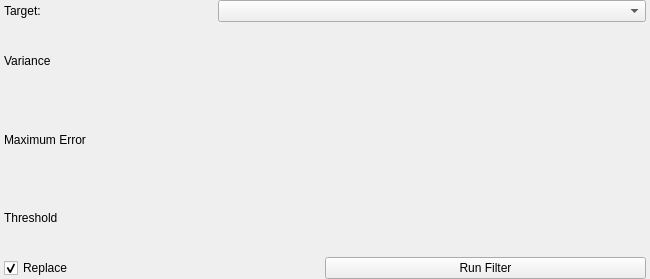
Qt form src/Interface/ToolInterface/CannyEdgeDetectionFilterInterface.ui (SCIInstitute/Seg3D) before a commit.
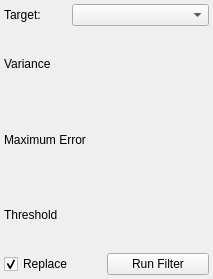
The same form after that commit.

Diff of the .ui file:
```diff
--- a/src/Interface/ToolInterface/CannyEdgeDetectionFilterInterface.ui
+++ b/src/Interface/ToolInterface/CannyEdgeDetectionFilterInterface.ui
@@ -6,7 +6,7 @@
    <rect>
     <x>0</x>
     <y>0</y>
-    <width>650</width>
+    <width>213</width>
     <height>279</height>
    </rect>
   </property>
@@ -41,18 +41,9 @@
    <property name="spacing">
     <number>0</number>
    </property>
-   <property name="leftMargin">
+   <property name="margin">
     <number>4</number>
    </property>
-   <property name="topMargin">
-    <number>0</number>
-   </property>
-   <property name="rightMargin">
-    <number>4</number>
-   </property>
-   <property name="bottomMargin">
-    <number>0</number>
-   </property>
    <item>
     <layout class="QHBoxLayout" name="activeHLayout" stretch="1,2">
      <property name="spacing">
```
